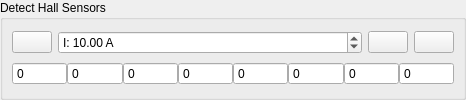
First picture: the form in widgets/detectfochall.ui, repository vedderb/vesc_tool, before the edit.
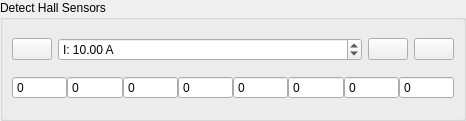
Second picture: the form after the edit. Icons and pictures are not drawn.

Commit message: Remember and apply temp comp base temp in foc detect, increase maximum hall detect current box limit

The edit to the form file:
```diff
--- a/widgets/detectfochall.ui
+++ b/widgets/detectfochall.ui
@@ -7,7 +7,7 @@
     <x>0</x>
     <y>0</y>
     <width>466</width>
-    <height>100</height>
+    <height>121</height>
    </rect>
   </property>
   <property name="windowTitle">
@@ -65,6 +65,9 @@
           <property name="suffix">
            <string> A</string>
           </property>
+          <property name="maximum">
+           <double>300.000000000000000</double>
+          </property>
           <property name="value">
            <double>10.000000000000000</double>
           </property>
```
The commit also changes 3 other files.
